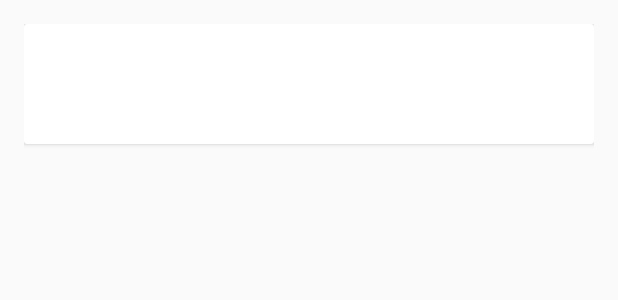
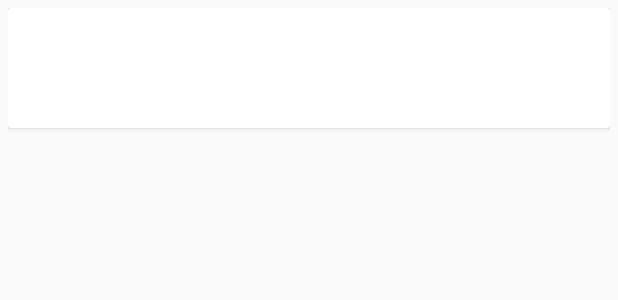
Before and after one commit to rmanaugmedix/medicart, an Android app: the layout list_item.xml on its own in the app's theme, with its tools: preview values and no code run, on a phone screen of 412 x 824 dp. Shown: the top 300 px of the screen. Run offline under Robolectric (Android 15) with nearby library versions, the phone set to English and light mode, and no system bars.

Commit message:
RecyclerView has been updated

```diff
--- a/app/src/main/java/com/appslasherstudio/medicart/LoginActivity.java
+++ b/app/src/main/java/com/appslasherstudio/medicart/LoginActivity.java
@@ -43,7 +43,10 @@ public class LoginActivity extends AppCompatActivity {
         loginBtn.setOnClickListener(new View.OnClickListener() {
             @Override
             public void onClick(View v) {
-                ref.authWithPassword(emailEt.getText().toString(), passwordEt.getText().toString(), authResultHandler);
+                //ref.authWithPassword(emailEt.getText().toString(), passwordEt.getText().toString(), authResultHandler);
+                Intent intent = new Intent(getApplicationContext(), OrderActivity.class);
+                intent.putExtra("userId", "arman");
+                startActivity(intent);
             }
         });
     }
--- a/app/src/main/java/com/appslasherstudio/medicart/OrderActivity.java
+++ b/app/src/main/java/com/appslasherstudio/medicart/OrderActivity.java
@@ -126,5 +126,10 @@ public class OrderActivity extends AppCompatActivity {
         item.add(new Item("Emma Wilson", "23 years old", R.mipmap.ic_launcher));
         item.add(new Item("Lavery Maiss", "25 years old", R.mipmap.ic_launcher));
         item.add(new Item("Lillie Watts", "35 years old", R.mipmap.ic_launcher));
+        item.add(new Item("Mohammad Arman", "25 years old", R.mipmap.ic_launcher));
+        item.add(new Item("Mark Rones", "60 years old", R.mipmap.ic_launcher));
+        item.add(new Item("Alex Tam", "35 years old", R.mipmap.ic_launcher));
+        item.add(new Item("Jerry Gordinier", "35 years old", R.mipmap.ic_launcher));
+        item.add(new Item("Emma Watson", "55 years old", R.mipmap.ic_launcher));
     }
 }
--- a/app/src/main/res/layout/list_item.xml
+++ b/app/src/main/res/layout/list_item.xml
@@ -1,12 +1,13 @@
 <?xml version="1.0" encoding="utf-8"?>
 <LinearLayout xmlns:android="http://schemas.android.com/apk/res/android"
     android:layout_width="match_parent" android:layout_height="match_parent"
-    android:padding="16dp"
+    android:padding="5dp"
     >
 
     <android.support.v7.widget.CardView
         android:layout_width="match_parent"
         android:layout_height="wrap_content"
+        android:elevation="4dp"
         android:id="@+id/cv"
         >
 
```
